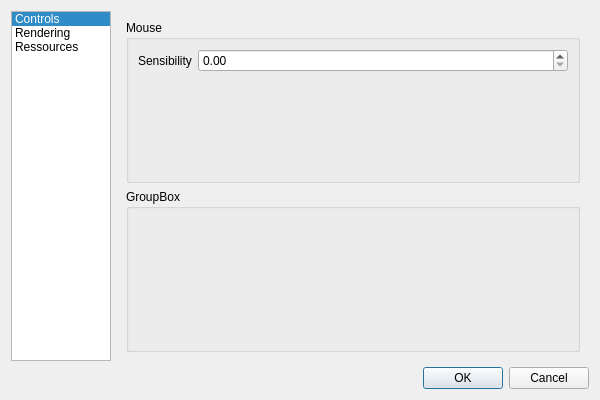
First picture: the form in sources/ConfWidget.ui, repository ShrademnThill/ogre-construction-set, before the edit.
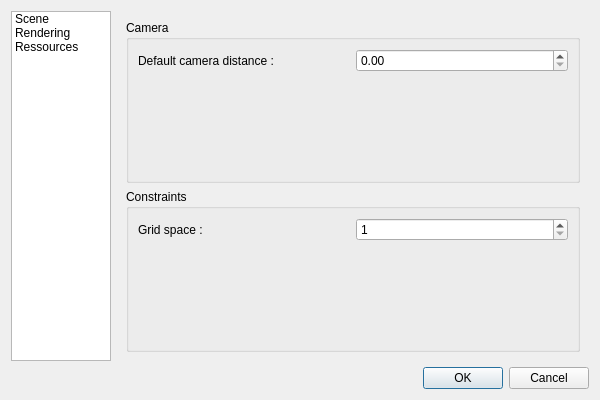
Second picture: the form after the edit. The open tabs and pages were chosen to show the change.

```diff
--- a/sources/ConfWidget.ui
+++ b/sources/ConfWidget.ui
@@ -23,11 +23,11 @@
       </size>
      </property>
      <property name="currentRow">
-      <number>0</number>
+      <number>-1</number>
      </property>
      <item>
       <property name="text">
-       <string>Controls</string>
+       <string>Scene</string>
       </property>
      </item>
      <item>
@@ -52,21 +52,35 @@
        <item>
         <widget class="QGroupBox" name="groupMouseBox">
          <property name="title">
-          <string>Mouse</string>
+          <string>Camera</string>
          </property>
-         <layout class="QFormLayout" name="formLayout">
-          <property name="fieldGrowthPolicy">
-           <enum>QFormLayout::AllNonFixedFieldsGrow</enum>
-          </property>
+         <layout class="QGridLayout" name="gridLayout_2">
           <item row="0" column="0">
-           <widget class="QLabel" name="sensibilityLabel">
+           <widget class="QLabel" name="cameraDistanceLabel">
             <property name="text">
-             <string>Sensibility</string>
+             <string>Default camera distance :</string>
             </property>
            </widget>
           </item>
           <item row="0" column="1">
-           <widget class="QDoubleSpinBox" name="sensibilityDoubleSpinBox"/>
+           <widget class="QDoubleSpinBox" name="cameraDistanceSpinBox">
+            <property name="maximum">
+             <double>10000.000000000000000</double>
+            </property>
+           </widget>
+          </item>
+          <item row="1" column="0">
+           <spacer name="verticalSpacer_3">
+            <property name="orientation">
+             <enum>Qt::Vertical</enum>
+            </property>
+            <property name="sizeHint" stdset="0">
+             <size>
+              <width>20</width>
+              <height>40</height>
+             </size>
+            </property>
+           </spacer>
           </item>
          </layout>
         </widget>
@@ -74,8 +88,40 @@
        <item>
         <widget class="QGroupBox" name="groupBox">
          <property name="title">
-          <string>GroupBox</string>
+          <string>Constraints</string>
          </property>
+         <layout class="QGridLayout" name="gridLayout_3">
+          <item row="0" column="0">
+           <widget class="QLabel" name="gridSpaceLabel">
+            <property name="text">
+             <string>Grid space :</string>
+            </property>
+           </widget>
+          </item>
+          <item row="1" column="0">
+           <spacer name="verticalSpacer_2">
+            <property name="orientation">
+             <enum>Qt::Vertical</enum>
+            </property>
+            <property name="sizeHint" stdset="0">
+             <size>
+              <width>20</width>
+              <height>40</height>
+             </size>
+            </property>
+           </spacer>
+          </item>
+          <item row="0" column="1">
+           <widget class="QSpinBox" name="gridSpaceSpinBox">
+            <property name="minimum">
+             <number>1</number>
+            </property>
+            <property name="maximum">
+             <number>100000</number>
+            </property>
+           </widget>
+          </item>
+         </layout>
         </widget>
        </item>
       </layout>
```
Left out of the diff: 25 changed lines with no effect on the pictures.
